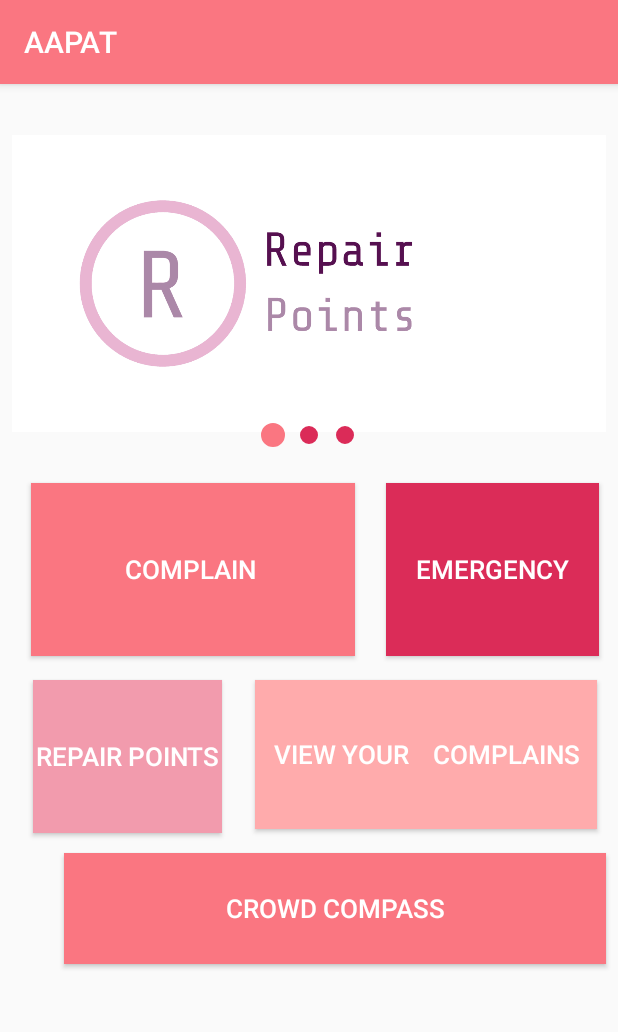
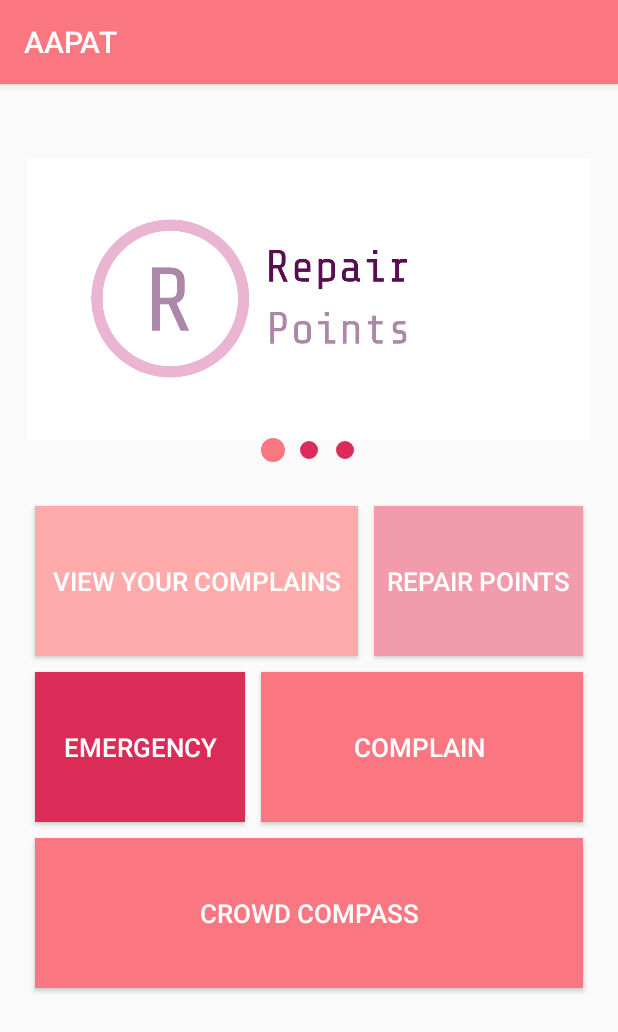
Before and after one commit to ashiagarwal73/DevConEmergencyApp, an Android app: the screen it shows after launch (MainActivity), on a phone screen of 412 x 824 dp. Shown: the top 1032 px of the screen. Run offline under Robolectric (Android 15) with nearby library versions, the phone set to English and light mode, and no system bars.

Commit message:
Design fixed

```diff
--- a/app/src/main/res/layout/fragment_main.xml
+++ b/app/src/main/res/layout/fragment_main.xml
@@ -7,108 +7,87 @@
 
 <android.support.constraint.ConstraintLayout
     android:layout_width="match_parent"
+    android:layout_height="match_parent"
+    android:padding="10dp"
+    tools:context=".Fragment.MainFragment">
+
+    <LinearLayout
+        android:layout_width="match_parent"
+        android:layout_height="match_parent"
+        android:layout_marginStart="8dp"
+        android:layout_marginLeft="8dp"
+        android:layout_marginTop="8dp"
+        android:layout_marginEnd="8dp"
+        android:layout_marginRight="8dp"
+        android:orientation="vertical"
+        app:layout_constraintEnd_toEndOf="parent"
+        app:layout_constraintStart_toStartOf="parent"
+        app:layout_constraintTop_toBottomOf="@+id/tab_layout_fragment_main">
+        <LinearLayout
+            android:layout_width="match_parent"
             android:layout_height="wrap_content"
-    tools:context=".Fragment.MainFragment">
+            android:orientation="horizontal">
 
         <Button
             android:id="@+id/view_complain"
-        android:layout_width="228dp"
-        android:layout_height="99dp"
-        android:layout_marginEnd="8dp"
-        android:layout_marginLeft="8dp"
-        android:layout_marginRight="8dp"
-        android:layout_marginStart="8dp"
-        android:layout_marginTop="16dp"
+            android:layout_width="match_parent"
+            android:layout_height="100dp"
+            android:background="#ffabac"
             android:layout_weight="1"
-        android:background="#ffabac"
-        android:text="View Your
-   Complains"
+            android:layout_margin="5dp"
+            android:text="View Your Complains"
             android:textColor="#FFFFFF"
-        android:textSize="17dp"
-
-        app:layout_constraintEnd_toEndOf="parent"
-        app:layout_constraintHorizontal_bias="0.5"
-        app:layout_constraintStart_toEndOf="@+id/mechanics"
-        app:layout_constraintTop_toBottomOf="@+id/emergency" />
+            android:textSize="17dp" />
 
         <Button
             android:id="@+id/mechanics"
-        android:layout_width="126dp"
-        android:layout_height="102dp"
-        android:layout_marginEnd="8dp"
-        android:layout_marginLeft="16dp"
-        android:layout_marginRight="8dp"
-        android:layout_marginStart="16dp"
-        android:layout_marginTop="16dp"
-        android:layout_weight="1"
+            android:layout_width="match_parent"
+            android:layout_height="100dp"
+            android:layout_weight="1.5"
+            android:layout_margin="5dp"
             android:background="#f29bad"
             android:text="Repair Points"
             android:textColor="#FFFFFF"
-        android:textSize="17dp"
-        app:layout_constraintEnd_toStartOf="@+id/view_complain"
-        app:layout_constraintHorizontal_bias="0.5"
-        app:layout_constraintStart_toStartOf="parent"
-        app:layout_constraintTop_toBottomOf="@+id/complain" />
+            android:textSize="17dp" />
+        </LinearLayout>
+        <LinearLayout
+            android:layout_width="match_parent"
+            android:layout_height="wrap_content"
+            android:orientation="horizontal">
 
         <Button
             android:id="@+id/emergency"
-        android:layout_width="142dp"
-        android:layout_height="115dp"
-        android:layout_marginEnd="8dp"
-        android:layout_marginLeft="8dp"
-        android:layout_marginRight="8dp"
-        android:layout_marginStart="8dp"
-        android:layout_marginTop="8dp"
-        android:layout_weight="1"
+            android:layout_width="match_parent"
+            android:layout_height="100dp"
+            android:layout_weight="1.5"
             android:background="#DB2C58"
+            android:layout_margin="5dp"
             android:text="Emergency"
             android:textColor="#FFFFFF"
-        android:textSize="17dp"
-        app:layout_constraintEnd_toEndOf="parent"
-        app:layout_constraintHorizontal_bias="0.5"
-        app:layout_constraintStart_toEndOf="@+id/complain"
-        app:layout_constraintTop_toBottomOf="@+id/tab_layout_fragment_main" />
+            android:textSize="17dp" />
 
         <Button
             android:id="@+id/complain"
-        android:layout_width="216dp"
-        android:layout_height="115dp"
-        android:layout_marginEnd="8dp"
-        android:layout_marginLeft="16dp"
-        android:layout_marginRight="8dp"
-        android:layout_marginStart="16dp"
-        android:layout_marginTop="8dp"
+            android:layout_width="match_parent"
+            android:layout_height="100dp"
+            android:background="#FA7681"
             android:layout_weight="1"
-        android:background="#FA7681"
+            android:layout_margin="5dp"
             android:text="Complain "
             android:textColor="#FFFFFF"
-        android:textSize="17dp"
-        app:layout_constraintEnd_toStartOf="@+id/emergency"
-        app:layout_constraintHorizontal_bias="0.5"
-        app:layout_constraintStart_toStartOf="parent"
-        app:layout_constraintTop_toBottomOf="@+id/tab_layout_fragment_main" />
-
+            android:textSize="17dp" />
+        </LinearLayout>
         <Button
             android:id="@+id/crowd"
-        android:layout_width="361dp"
-        android:layout_height="74dp"
-        android:layout_marginBottom="18dp"
-        android:layout_marginEnd="8dp"
-        android:layout_marginLeft="18dp"
-        android:layout_marginRight="18dp"
-        android:layout_marginStart="18dp"
-        android:layout_marginTop="16dp"
-        android:layout_weight="1"
+            android:layout_width="match_parent"
+            android:layout_height="100dp"
             android:background="#FA7681"
             android:text="Crowd Compass"
+            android:layout_margin="5dp"
             android:textColor="#FFFFFF"
-        android:textSize="17dp"
-        app:layout_constraintBottom_toBottomOf="parent"
-        app:layout_constraintEnd_toEndOf="parent"
-        app:layout_constraintHorizontal_bias="1.0"
-        app:layout_constraintStart_toStartOf="parent"
-        app:layout_constraintTop_toBottomOf="@+id/view_complain"
-        app:layout_constraintVertical_bias="0.0" />
+            android:textSize="17dp" />
+
+    </LinearLayout>
     <android.support.v4.view.ViewPager
         android:id="@+id/view_pager_fragment_main"
         android:layout_width="0dp"
--- a/build.gradle
+++ b/build.gradle
@@ -7,7 +7,7 @@ buildscript {
         jcenter()
     }
     dependencies {
-        classpath 'com.android.tools.build:gradle:3.2.0'
+        classpath 'com.android.tools.build:gradle:3.2.1'
         classpath 'com.google.gms:google-services:3.2.0'
 
         // NOTE: Do not place your application dependencies here; they belong
```
Lines whose indentation alone changed are shown as unchanged.
